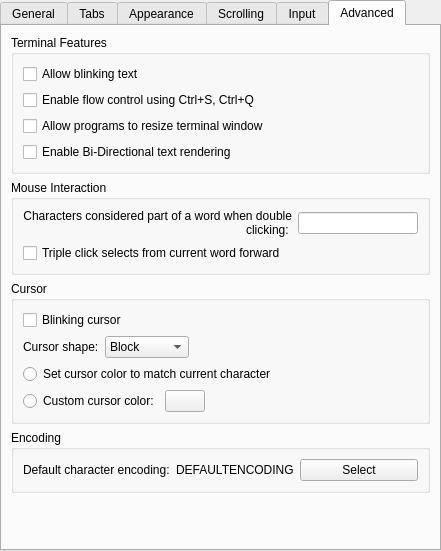
This is src/EditProfileDialog.ui in KDE/konsole as Qt 5 draws it before an edit. The edited form follows.
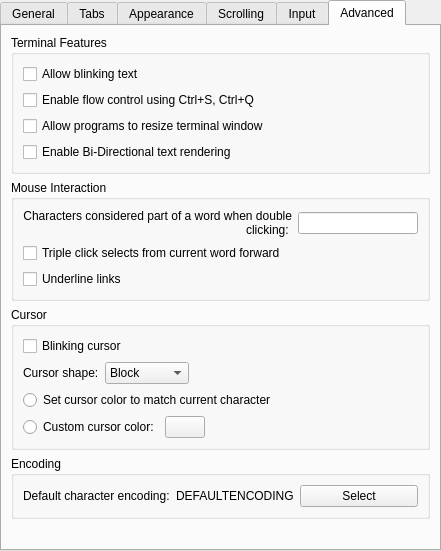
This is the edited form. The open tabs and pages were chosen to show the change. Custom widgets are drawn as their Qt base class.

Commit message:
Add profile option to disable underlining links.
Add a configuration item that allows disabling of the underlined links
on mouse hover. The option is profile specific and defaults to the previous
behaviour where links are underlined on hover.

Patch by Amand Tihon <amand.tihon@alrj.com>

FIXED-IN: 4.7

```diff
--- a/src/EditProfileDialog.ui
+++ b/src/EditProfileDialog.ui
@@ -961,6 +961,16 @@
             </property>
            </widget>
           </item>
+          <item>
+           <widget class="QCheckBox" name="underlineLinksButton">
+            <property name="toolTip">
+             <string>Text recognized as a link or an email address will be underlined when hovered by the mouse pointer.</string>
+            </property>
+            <property name="text">
+             <string>Underline links</string>
+            </property>
+           </widget>
+          </item>
          </layout>
         </widget>
        </item>
```
The commit also changes 7 other files.
